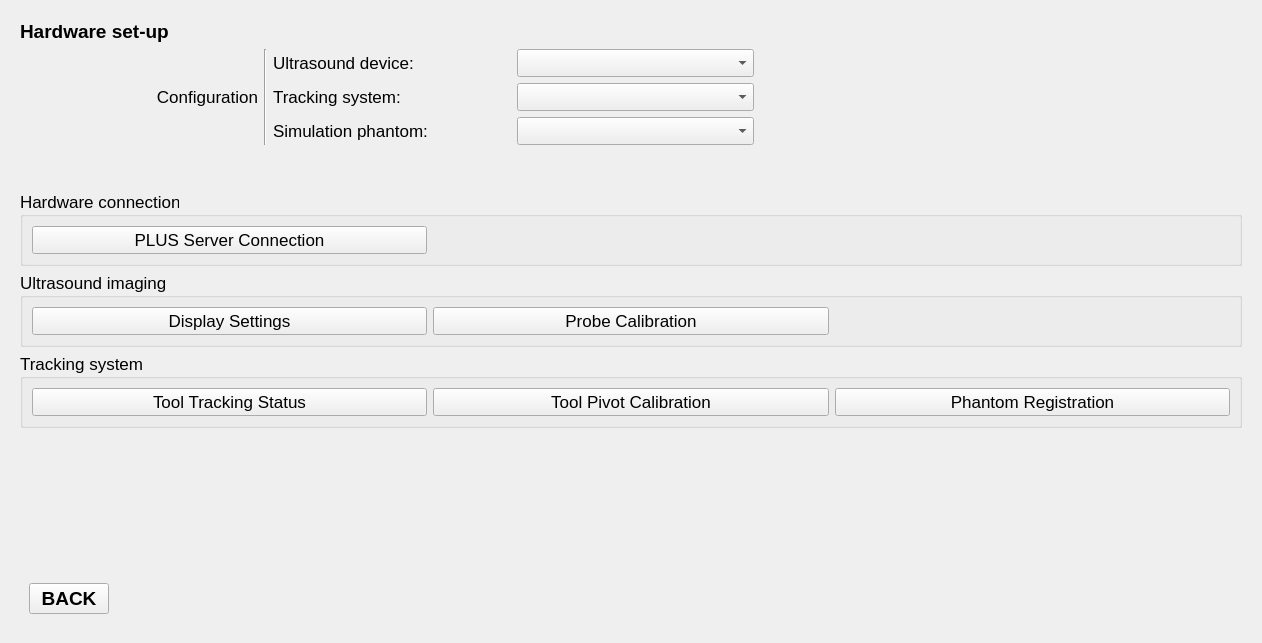
Above: Modules/Home/Resources/UI/Configuration.ui from EBATINCA/TrainUS before the change. Below: the same form after it.
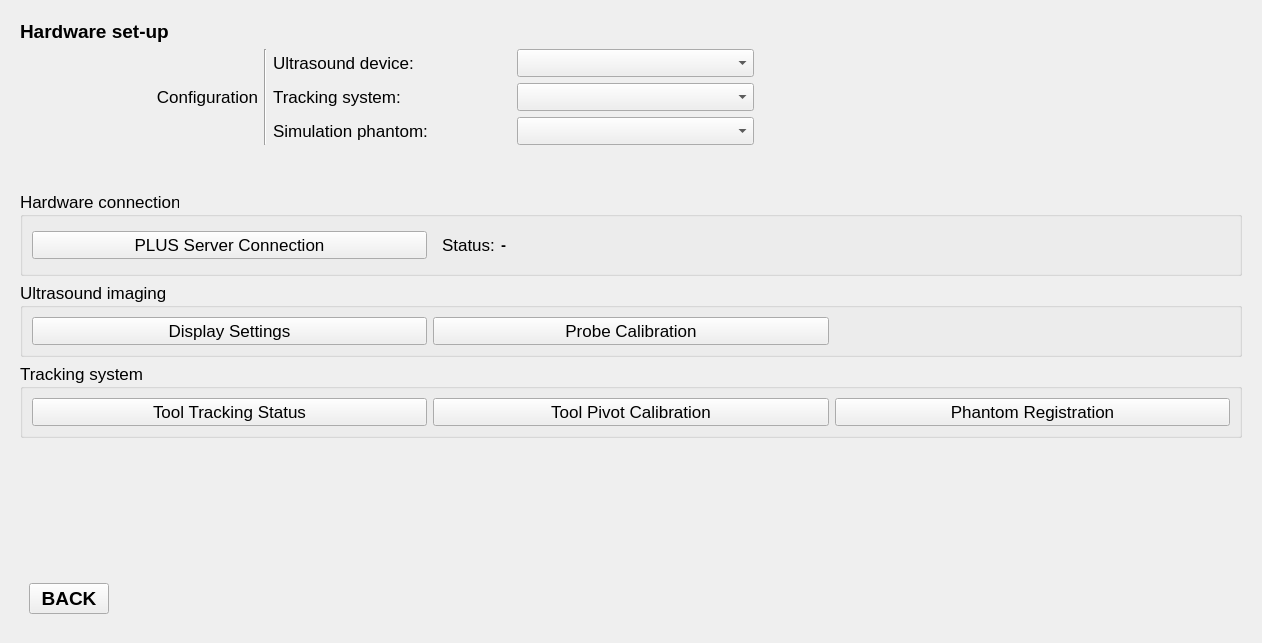
That is the form after the change. Custom widgets are drawn as their Qt base class.

Commit message: ENH: Display connection status in Configuration page and disable configuration combo boxes when PLUS is connected.

Diff of the .ui file:
```diff
--- a/Modules/Home/Resources/UI/Configuration.ui
+++ b/Modules/Home/Resources/UI/Configuration.ui
@@ -193,64 +193,6 @@
         </property>
        </spacer>
       </item>
-      <item row="7" column="0" colspan="6">
-       <widget class="QGroupBox" name="hardwareConnectionGroupBox">
-        <property name="font">
-         <font>
-          <pointsize>13</pointsize>
-          <weight>50</weight>
-          <bold>false</bold>
-         </font>
-        </property>
-        <property name="title">
-         <string>Hardware connection</string>
-        </property>
-        <layout class="QGridLayout" name="gridLayout_3">
-         <item row="0" column="0">
-          <widget class="QPushButton" name="plusConnectionButton">
-           <property name="font">
-            <font>
-             <pointsize>13</pointsize>
-             <weight>50</weight>
-             <bold>false</bold>
-            </font>
-           </property>
-           <property name="text">
-            <string>PLUS Server Connection</string>
-           </property>
-          </widget>
-         </item>
-         <item row="0" column="1">
-          <widget class="QLabel" name="label_40">
-           <property name="font">
-            <font>
-             <pointsize>11</pointsize>
-             <weight>50</weight>
-             <bold>false</bold>
-            </font>
-           </property>
-           <property name="text">
-            <string/>
-           </property>
-          </widget>
-         </item>
-         <item row="0" column="2">
-          <widget class="QLabel" name="label_50">
-           <property name="font">
-            <font>
-             <pointsize>11</pointsize>
-             <weight>50</weight>
-             <bold>false</bold>
-            </font>
-           </property>
-           <property name="text">
-            <string/>
-           </property>
-          </widget>
-         </item>
-        </layout>
-       </widget>
-      </item>
       <item row="3" column="2">
        <widget class="QLabel" name="label_4">
         <property name="font">
@@ -424,6 +366,107 @@
         </layout>
        </widget>
       </item>
+      <item row="7" column="0" colspan="6">
+       <widget class="QGroupBox" name="hardwareConnectionGroupBox">
+        <property name="font">
+         <font>
+          <pointsize>13</pointsize>
+          <weight>50</weight>
+          <bold>false</bold>
+         </font>
+        </property>
+        <property name="title">
+         <string>Hardware connection</string>
+        </property>
+        <layout class="QGridLayout" name="gridLayout_3">
+         <item row="1" column="0">
+          <widget class="QPushButton" name="plusConnectionButton">
+           <property name="sizePolicy">
+            <sizepolicy hsizetype="Expanding" vsizetype="Fixed">
+             <horstretch>0</horstretch>
+             <verstretch>0</verstretch>
+            </sizepolicy>
+           </property>
+           <property name="font">
+            <font>
+             <pointsize>13</pointsize>
+             <weight>50</weight>
+             <bold>false</bold>
+            </font>
+           </property>
+           <property name="text">
+            <string>PLUS Server Connection</string>
+           </property>
+          </widget>
+         </item>
+         <item row="1" column="2">
+          <widget class="QLabel" name="label_50">
+           <property name="sizePolicy">
+            <sizepolicy hsizetype="Expanding" vsizetype="Preferred">
+             <horstretch>0</horstretch>
+             <verstretch>0</verstretch>
+            </sizepolicy>
+           </property>
+           <property name="font">
+            <font>
+             <pointsize>11</pointsize>
+             <weight>50</weight>
+             <bold>false</bold>
+            </font>
+           </property>
+           <property name="text">
+            <string/>
+           </property>
+          </widget>
+         </item>
+         <item row="1" column="1">
+          <widget class="QFrame" name="frame_2">
+           <property name="frameShape">
+            <enum>QFrame::NoFrame</enum>
+           </property>
+           <property name="frameShadow">
+            <enum>QFrame::Raised</enum>
+           </property>
+           <layout class="QHBoxLayout" name="horizontalLayout_2">
+            <item>
+             <widget class="QLabel" name="connectionStatusLabel">
+              <property name="sizePolicy">
+               <sizepolicy hsizetype="Minimum" vsizetype="Preferred">
+                <horstretch>0</horstretch>
+                <verstretch>0</verstretch>
+               </sizepolicy>
+              </property>
+              <property name="text">
+               <string>Status:</string>
+              </property>
+             </widget>
+            </item>
+            <item>
+             <widget class="QLabel" name="connectionStatusText">
+              <property name="sizePolicy">
+               <sizepolicy hsizetype="Expanding" vsizetype="Preferred">
+                <horstretch>0</horstretch>
+                <verstretch>0</verstretch>
+               </sizepolicy>
+              </property>
+              <property name="font">
+               <font>
+                <pointsize>11</pointsize>
+                <weight>75</weight>
+                <bold>true</bold>
+               </font>
+              </property>
+              <property name="text">
+               <string>-</string>
+              </property>
+             </widget>
+            </item>
+           </layout>
+          </widget>
+         </item>
+        </layout>
+       </widget>
+      </item>
      </layout>
     </widget>
    </item>
```
Left out of the diff: 28 changed lines with no effect on the pictures. The commit also changes 2 other files.
